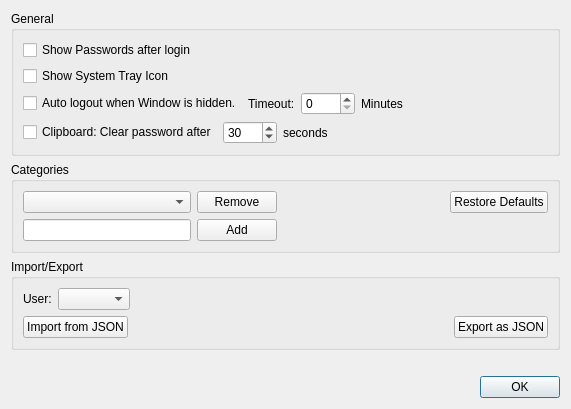
This is ui/settings_widget.ui in bkueng/qMasterPassword as Qt 5 draws it before an edit. The edited form follows.
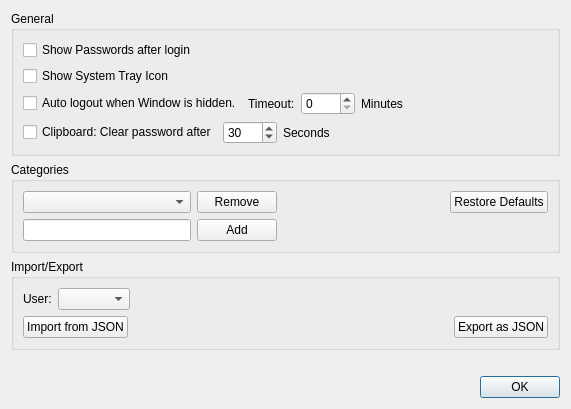
This is the edited form.

Commit message: settings widget: seconds -> Seconds (consistency)

```diff
--- a/ui/settings_widget.ui
+++ b/ui/settings_widget.ui
@@ -104,7 +104,7 @@
         <item>
          <widget class="QLabel" name="label_2">
           <property name="text">
-           <string>seconds</string>
+           <string>Seconds</string>
           </property>
          </widget>
         </item>
```
